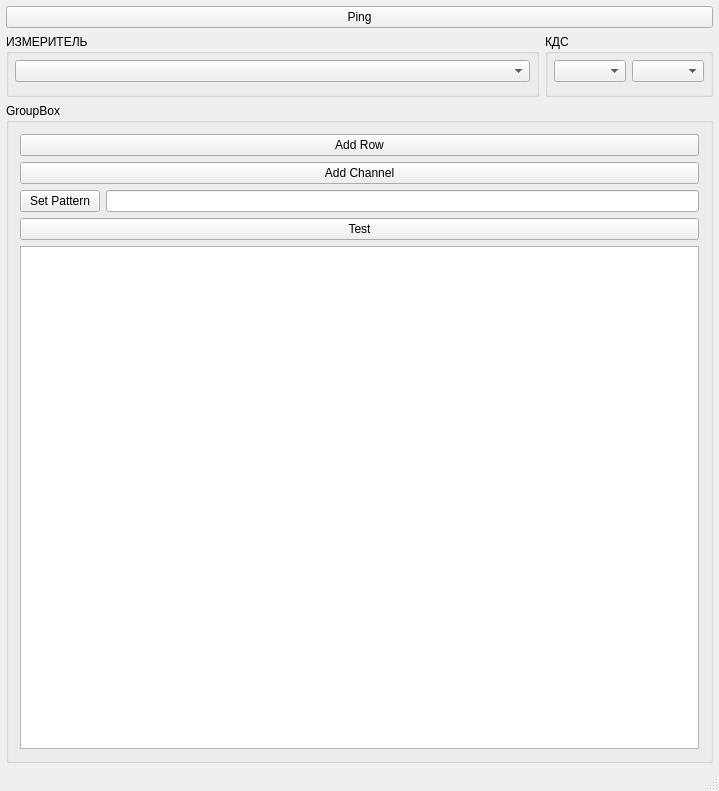
The window that mainwindow.ui (XRay3D/AmkTester) describes before a commit, drawn with Qt 5.
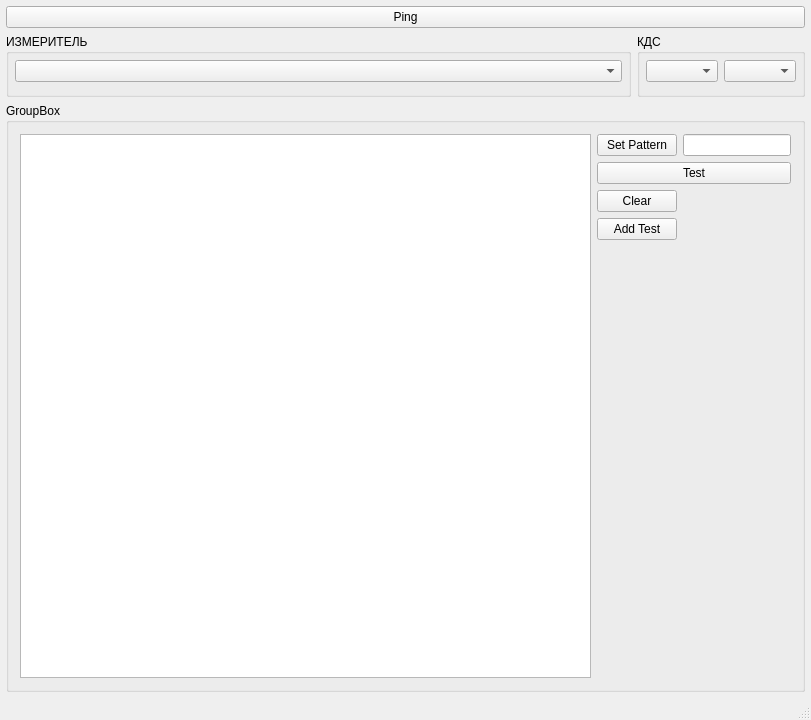
The same window after the commit. Custom widgets are drawn as their Qt base class.

```diff
--- a/mainwindow.ui
+++ b/mainwindow.ui
@@ -6,15 +6,15 @@
    <rect>
     <x>0</x>
     <y>0</y>
-    <width>719</width>
-    <height>791</height>
+    <width>811</width>
+    <height>720</height>
    </rect>
   </property>
   <property name="windowTitle">
    <string>MainWindow</string>
   </property>
   <widget class="QWidget" name="centralWidget">
-   <layout class="QGridLayout" name="gridLayout_3">
+   <layout class="QGridLayout" name="gridLayout_3" rowstretch="0,0,1">
     <property name="leftMargin">
      <number>6</number>
     </property>
@@ -98,38 +98,54 @@
       <property name="title">
        <string>GroupBox</string>
       </property>
-      <layout class="QGridLayout" name="gridLayout_2">
-       <item row="2" column="0">
+      <layout class="QGridLayout" name="gridLayout_2" columnstretch="1,0,0">
+       <item row="3" column="1">
+        <widget class="QPushButton" name="pushButton_2">
+         <property name="text">
+          <string>Clear</string>
+         </property>
+        </widget>
+       </item>
+       <item row="1" column="2">
+        <widget class="QLineEdit" name="lineEdit_2"/>
+       </item>
+       <item row="5" column="1">
+        <spacer name="verticalSpacer">
+         <property name="orientation">
+          <enum>Qt::Vertical</enum>
+         </property>
+         <property name="sizeHint" stdset="0">
+          <size>
+           <width>20</width>
+           <height>40</height>
+          </size>
+         </property>
+        </spacer>
+       </item>
+       <item row="1" column="1">
         <widget class="QPushButton" name="pushButton_3">
          <property name="text">
           <string>Set Pattern</string>
          </property>
         </widget>
        </item>
-       <item row="2" column="1">
-        <widget class="QLineEdit" name="lineEdit_2"/>
+       <item row="4" column="1">
+        <widget class="QPushButton" name="pushButton">
+         <property name="text">
+          <string>Add Test</string>
+         </property>
+        </widget>
        </item>
-       <item row="4" column="0" colspan="2">
+       <item row="1" column="0" rowspan="5">
         <widget class="TableView" name="tableView"/>
        </item>
-       <item row="1" column="0" colspan="2">
-        <widget class="QPushButton" name="pushButton_2">
-         <property name="text">
-          <string>Add Channel</string>
-         </property>
-        </widget>
-       </item>
-       <item row="3" column="0" colspan="2">
+       <item row="2" column="1" colspan="2">
         <widget class="QPushButton" name="pushButton_4">
          <property name="text">
           <string>Test</string>
          </property>
-        </widget>
-       </item>
-       <item row="0" column="0" colspan="2">
-        <widget class="QPushButton" name="pushButton">
-         <property name="text">
-          <string>Add Row</string>
+         <property name="checkable">
+          <bool>true</bool>
          </property>
         </widget>
        </item>
```
Left out of the diff: 8 changed lines with no effect on the pictures.
